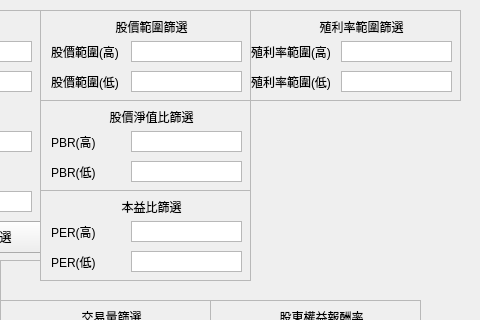
Old version of the form UI_pick.ui in the repository bjioljlo/StockHistory; both pictures show x 220 to 700 and y 0 to 320 of the 700 by 670 pixel window.
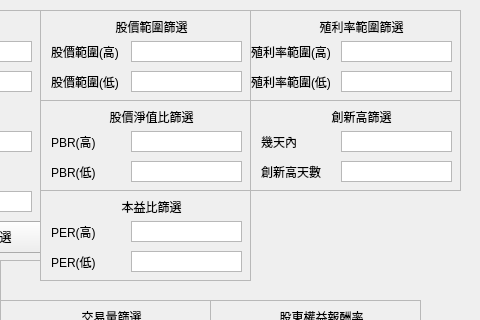
New version of the form.

Commit message: 新增創新高回測

What changed in the file:
```diff
--- a/UI_pick.ui
+++ b/UI_pick.ui
@@ -917,6 +917,103 @@
      </widget>
     </widget>
    </widget>
+   <widget class="QScrollArea" name="scrollArea_9">
+    <property name="geometry">
+     <rect>
+      <x>470</x>
+      <y>100</y>
+      <width>211</width>
+      <height>91</height>
+     </rect>
+    </property>
+    <property name="widgetResizable">
+     <bool>true</bool>
+    </property>
+    <widget class="QWidget" name="scrollAreaWidgetContents_9">
+     <property name="geometry">
+      <rect>
+       <x>0</x>
+       <y>0</y>
+       <width>209</width>
+       <height>89</height>
+      </rect>
+     </property>
+     <widget class="QTextEdit" name="input_flash_Day">
+      <property name="geometry">
+       <rect>
+        <x>90</x>
+        <y>30</y>
+        <width>111</width>
+        <height>21</height>
+       </rect>
+      </property>
+      <property name="verticalScrollBarPolicy">
+       <enum>Qt::ScrollBarAlwaysOff</enum>
+      </property>
+      <property name="horizontalScrollBarPolicy">
+       <enum>Qt::ScrollBarAlwaysOff</enum>
+      </property>
+     </widget>
+     <widget class="QLabel" name="label_25">
+      <property name="geometry">
+       <rect>
+        <x>10</x>
+        <y>30</y>
+        <width>101</width>
+        <height>21</height>
+       </rect>
+      </property>
+      <property name="text">
+       <string>幾天內</string>
+      </property>
+     </widget>
+     <widget class="QLabel" name="label_26">
+      <property name="geometry">
+       <rect>
+        <x>60</x>
+        <y>0</y>
+        <width>101</width>
+        <height>31</height>
+       </rect>
+      </property>
+      <property name="text">
+       <string>創新高篩選</string>
+      </property>
+      <property name="alignment">
+       <set>Qt::AlignCenter</set>
+      </property>
+     </widget>
+     <widget class="QLabel" name="label_27">
+      <property name="geometry">
+       <rect>
+        <x>10</x>
+        <y>60</y>
+        <width>101</width>
+        <height>21</height>
+       </rect>
+      </property>
+      <property name="text">
+       <string>創新高天數</string>
+      </property>
+     </widget>
+     <widget class="QTextEdit" name="input_record_Day">
+      <property name="geometry">
+       <rect>
+        <x>90</x>
+        <y>60</y>
+        <width>111</width>
+        <height>21</height>
+       </rect>
+      </property>
+      <property name="verticalScrollBarPolicy">
+       <enum>Qt::ScrollBarAlwaysOff</enum>
+      </property>
+      <property name="horizontalScrollBarPolicy">
+       <enum>Qt::ScrollBarAlwaysOff</enum>
+      </property>
+     </widget>
+    </widget>
+   </widget>
   </widget>
   <widget class="QMenuBar" name="menubar">
    <property name="geometry">
```
The commit also changes 7 other files.
